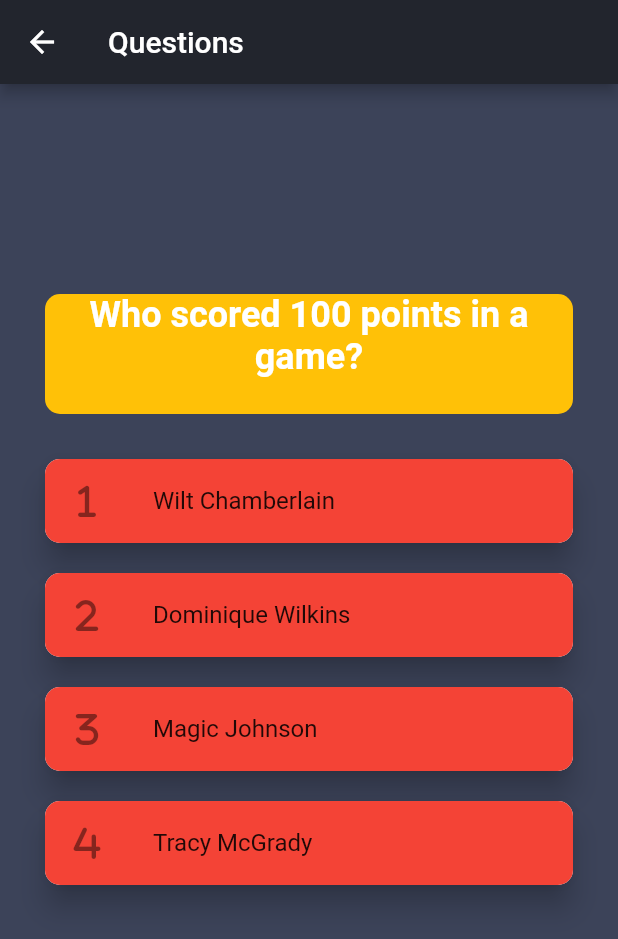
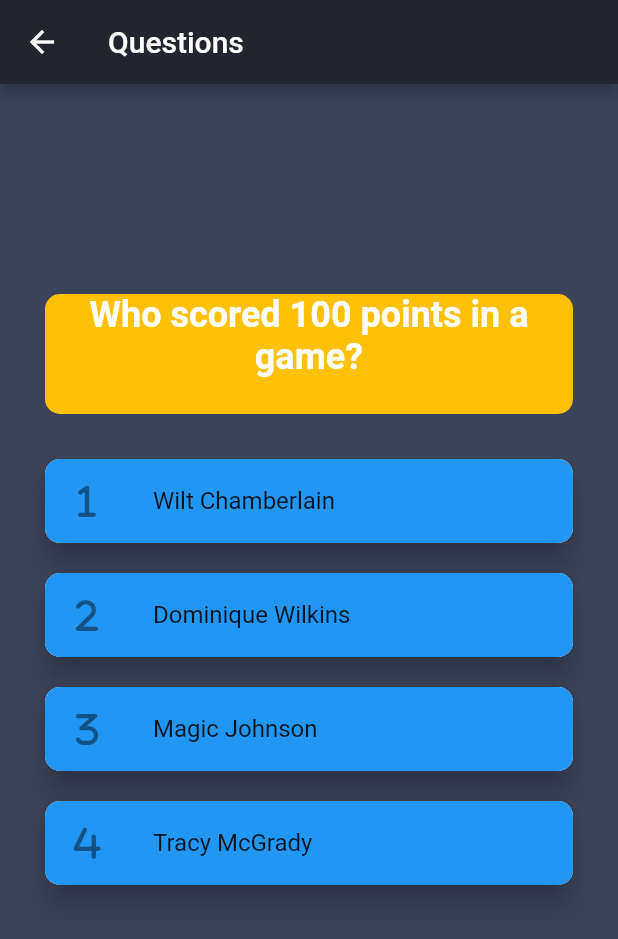
Before and after one commit to soulandbone/trivia_app, a Flutter app: the QuestionsScreen screen opened by its route, on a phone screen of 412 x 824 dp. Shown: the top 939 px of the screen. Run offline on Flutter 3.47's test engine with Material 2 defaults, Android fonts, the phone set to English and light mode, and no system bars; our stand-ins replace font_awesome_flutter, gap.

Commit message:
added logic to change color of option to green or red , based on the correct answer. Option not pressed will remain in the original color

```diff
--- a/lib/widgets/answers.dart
+++ b/lib/widgets/answers.dart
@@ -17,7 +17,8 @@ class Answers extends StatefulWidget {
 }
 
 class _AnswersState extends State<Answers> {
-  bool correctAnswer = false;
+  bool pressed = false;
+  bool correct = false;
 
   List<Icon> icons = const [
     Icon(FontAwesomeIcons.one),
@@ -28,8 +29,9 @@ class _AnswersState extends State<Answers> {
 
   void checkAnswer(index) {
     setState(() {
+      pressed = true;
       if (widget.answer == (index + 1)) {
-        correctAnswer = true;
+        correct = true;
       }
     });
   }
@@ -45,7 +47,10 @@ class _AnswersState extends State<Answers> {
         onTap: () => checkAnswer(widget.number),
         shape: const RoundedRectangleBorder(
             borderRadius: BorderRadius.all(Radius.circular(10))),
-        tileColor: correctAnswer ? Colors.green : Colors.red,
+        tileColor:
+            pressed ? (correct ? Colors.green : Colors.red) : Colors.blue,
+
+        // Should be that starts with base blue, and then changes to red or green depending on the answer
         leading: icons[widget.number], //Text('$number.'),
         title: Text(widget.optionText),
       ),
```
